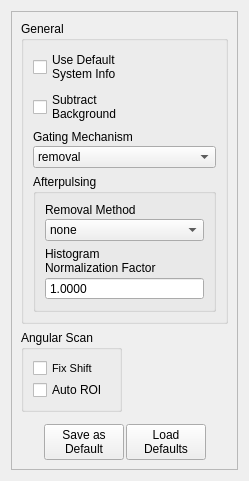
Qt form gui/optionswindow.ui (Th3Tr00p3r/gSTED-sFCS) before a commit.
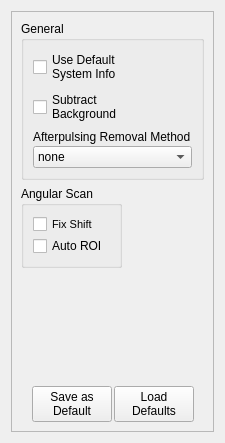
The same form after that commit.

Commit message: minor fixes. removed unneccesary options (were for testing) from GUI.

Diff of the .ui file:
```diff
--- a/gui/optionswindow.ui
+++ b/gui/optionswindow.ui
@@ -52,40 +52,6 @@
           </widget>
          </item>
          <item>
-          <layout class="QVBoxLayout" name="verticalLayout_5">
-           <property name="spacing">
-            <number>2</number>
-           </property>
-           <item>
-            <widget class="QLabel" name="label_2">
-             <property name="text">
-              <string>Gating Mechanism</string>
-             </property>
-            </widget>
-           </item>
-           <item>
-            <widget class="QComboBox" name="gatingMechanism">
-             <item>
-              <property name="text">
-               <string>removal</string>
-              </property>
-             </item>
-             <item>
-              <property name="text">
-               <string>binary filter</string>
-              </property>
-             </item>
-            </widget>
-           </item>
-          </layout>
-         </item>
-         <item>
-          <widget class="QGroupBox" name="groupBox_3">
-           <property name="title">
-            <string>Afterpulsing</string>
-           </property>
-           <layout class="QVBoxLayout" name="verticalLayout">
-            <item>
              <layout class="QVBoxLayout" name="verticalLayout_4">
               <property name="spacing">
                <number>2</number>
@@ -93,7 +59,7 @@
               <item>
                <widget class="QLabel" name="label">
                 <property name="text">
-                 <string>Removal Method</string>
+              <string>Afterpulsing Removal Method</string>
                 </property>
                </widget>
               </item>
@@ -122,46 +88,6 @@
                </widget>
               </item>
              </layout>
-            </item>
-            <item>
-             <layout class="QVBoxLayout" name="verticalLayout_6">
-              <property name="spacing">
-               <number>2</number>
-              </property>
-              <item>
-               <widget class="QLabel" name="label_3">
-                <property name="text">
-                 <string>Histogram
-Normalization Factor</string>
-                </property>
-               </widget>
-              </item>
-              <item>
-               <widget class="QDoubleSpinBox" name="histNormFactor">
-                <property name="buttonSymbols">
-                 <enum>QAbstractSpinBox::NoButtons</enum>
-                </property>
-                <property name="decimals">
-                 <number>4</number>
-                </property>
-                <property name="minimum">
-                 <double>-100.000000000000000</double>
-                </property>
-                <property name="maximum">
-                 <double>100.000000000000000</double>
-                </property>
-                <property name="singleStep">
-                 <double>0.010000000000000</double>
-                </property>
-                <property name="value">
-                 <double>1.000000000000000</double>
-                </property>
-               </widget>
-              </item>
-             </layout>
-            </item>
-           </layout>
-          </widget>
          </item>
         </layout>
        </widget>
```
Left out of the diff: 2 changed lines with no effect on the pictures. Lines whose indentation alone changed are shown as unchanged. The commit also changes 5 other files.
